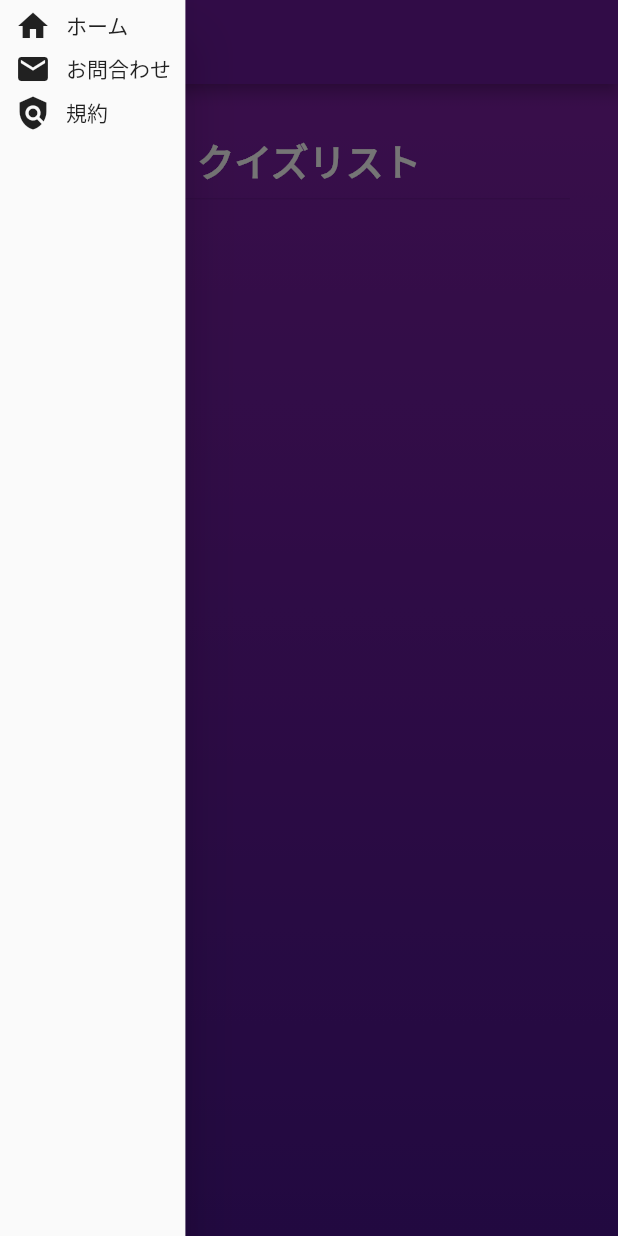
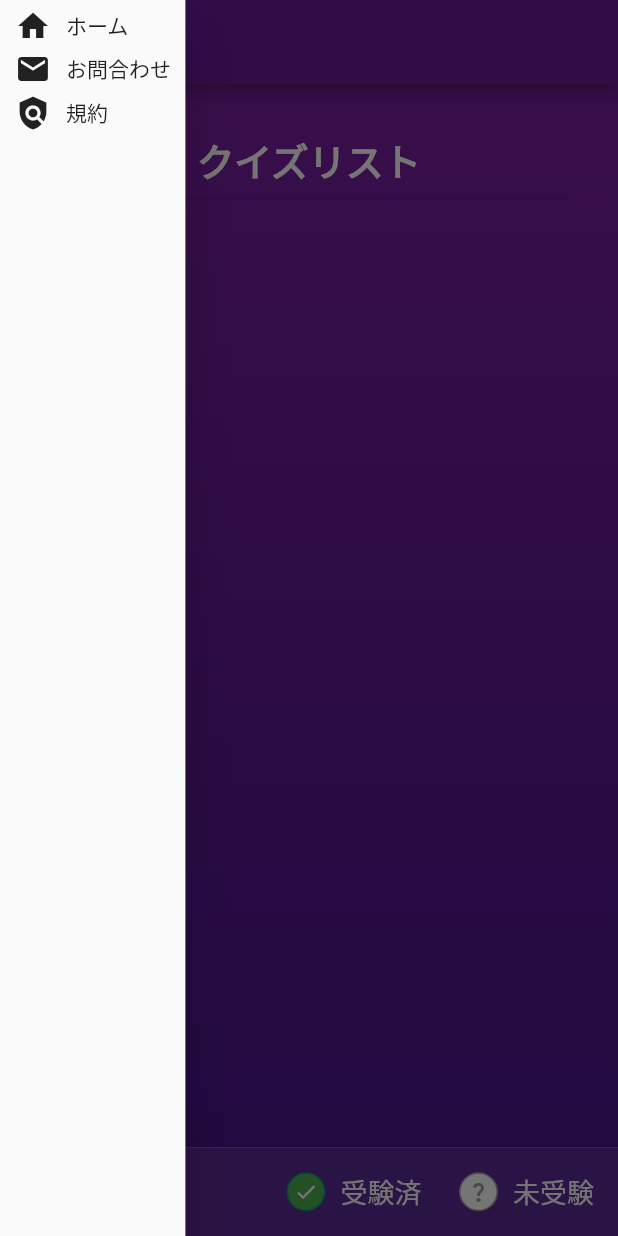
Before and after one commit to norifumi92/hotnewsquiz, a Flutter app: the MenuPage screen opened directly, with the side drawer open, on a phone screen of 412 x 824 dp. Run offline on Flutter 3.47's test engine with Material 2 defaults, Android fonts, the phone set to English and light mode, and no system bars; our stand-ins replace cloud_firestore, firebase_core, get, google_mobile_ads, introduction_screen, lottie and 2 more; accounts and stored records are empty; generated files the repository leaves out were written again.

Commit message:
add question icon on the menu

```diff
--- a/lib/pages/menu_page.dart
+++ b/lib/pages/menu_page.dart
@@ -153,6 +153,48 @@ class _MenuPageState extends State<MenuPage> {
           ),
         ),
       ),
+      bottomNavigationBar: Container(
+          color: Colors.purple.shade900
+              .withOpacity(0.9), // Set the desired color and opacity
+          padding: EdgeInsets.all(16.0), // Adjust the padding as needed
+          child: Row(
+            mainAxisAlignment: MainAxisAlignment.end,
+            children: [
+              Container(
+                height: 26,
+                width: 26,
+                decoration: BoxDecoration(
+                  color: Colors.green,
+                  borderRadius: BorderRadius.circular(50),
+                  border: Border.all(color: Colors.teal),
+                ),
+                child: Icon(
+                  Icons.done,
+                  size: 16,
+                  color: Colors.white,
+                ),
+              ),
+              const SizedBox(width: 10),
+              const NormalText("受験済"),
+              const SizedBox(width: 25),
+              Container(
+                height: 26,
+                width: 26,
+                decoration: BoxDecoration(
+                  color: Colors.white,
+                  borderRadius: BorderRadius.circular(50),
+                  border: Border.all(color: Colors.grey),
+                ),
+                child: const Icon(
+                  Icons.question_mark,
+                  size: 16,
+                  color: Colors.grey,
+                ),
+              ),
+              const SizedBox(width: 10),
+              const NormalText("未受験"),
+            ],
+          )),
     );
   }
 
@@ -223,7 +265,7 @@ class _MenuPageState extends State<MenuPage> {
                   ),
                   const SizedBox(width: 10),
                   NormalText(
-                    "クイズ: ${quiz.quizText}",
+                    "クイズ: ${quiz.quizText}のニュースから",
                     size: 20,
                   ),
                 ],
```
